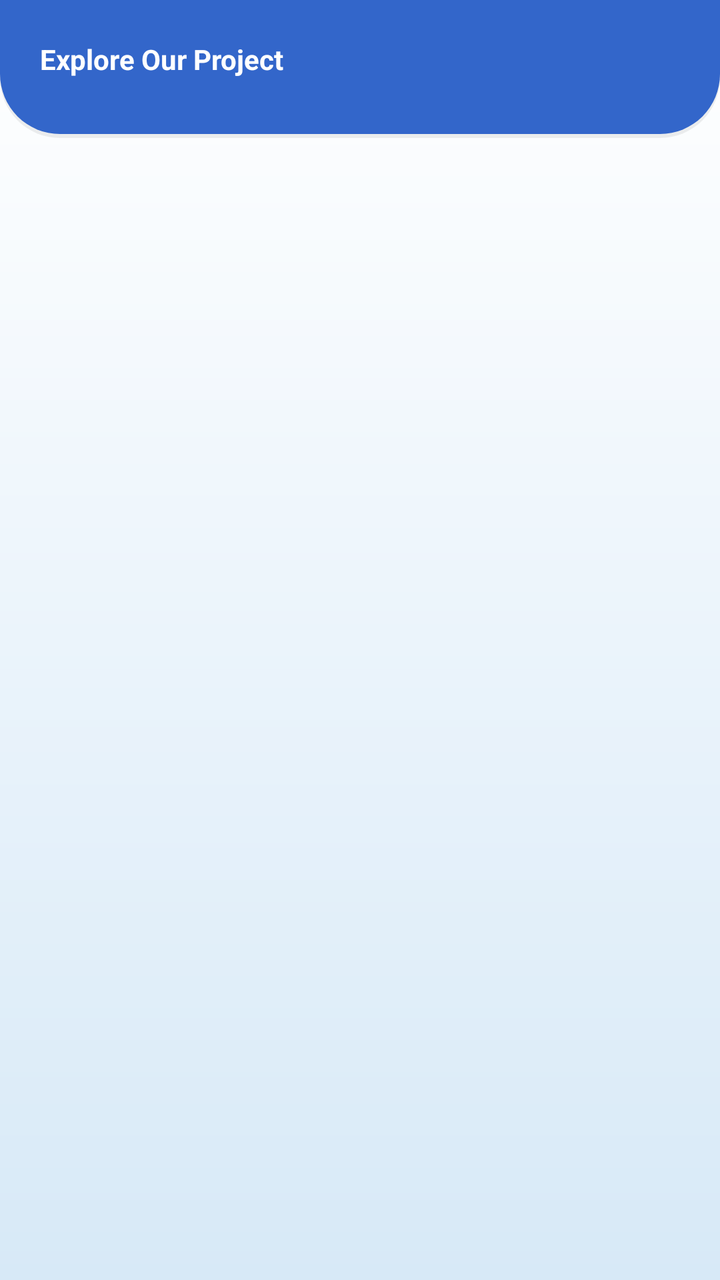
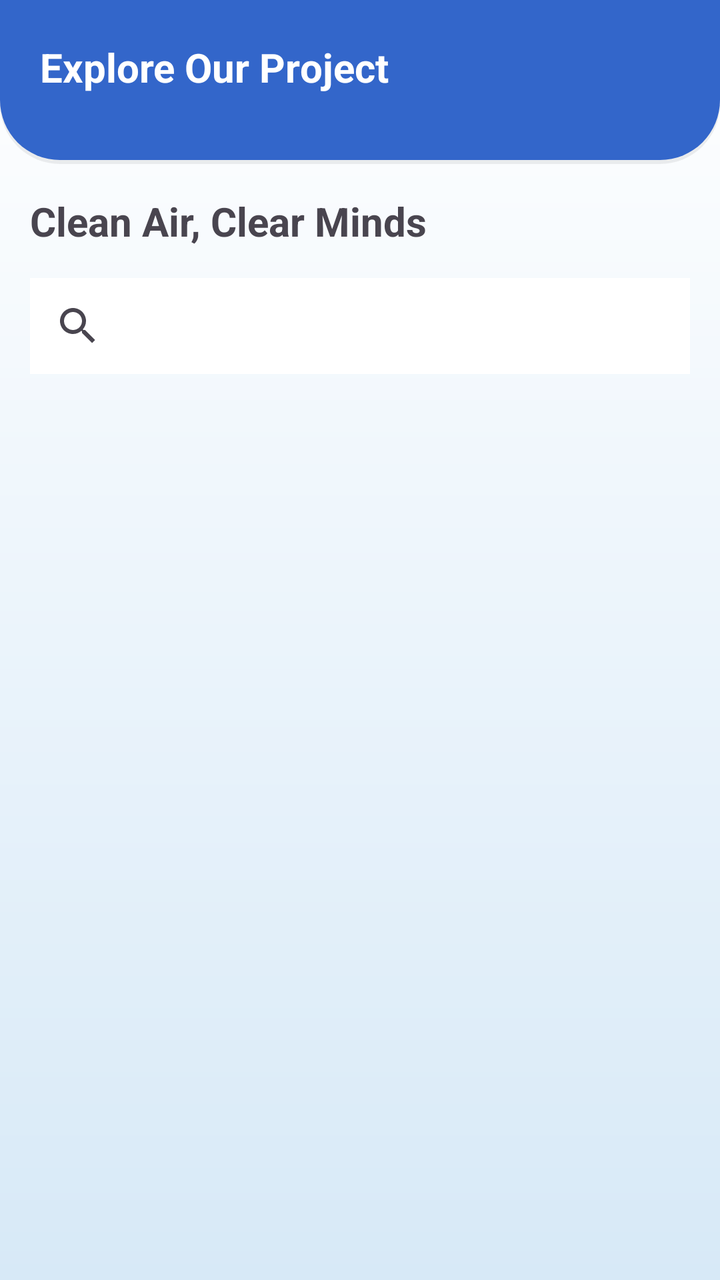

Compare the two renders of this Android layout. The source of the first and the diff that turns it into the second are given below.
<!-- AndroidManifest.xml: application theme Theme.PolluGuard -->
<!-- res/layout/fragment_volunteer.xml -->
<?xml version="1.0" encoding="utf-8"?>
<LinearLayout xmlns:android="http://schemas.android.com/apk/res/android"
    xmlns:app="http://schemas.android.com/apk/res-auto"
    xmlns:tools="http://schemas.android.com/tools"
    android:layout_width="match_parent"
    android:layout_height="match_parent"
    tools:context=".ui.volunteer.VolunteerFragment"
    android:background="@drawable/gradient_background"
    android:orientation="vertical">

    <LinearLayout
        android:layout_width="match_parent"
        android:layout_height="wrap_content"
        android:orientation="vertical"
        android:background="@drawable/blue_background"
        android:padding="20dp">
        <TextView
            android:layout_width="wrap_content"
            android:layout_height="wrap_content"
            android:text="Explore Our Project"
            android:textColor="@color/white"
            android:textStyle="bold"
            android:layout_marginBottom="10dp"/>

        <androidx.recyclerview.widget.RecyclerView
            android:id="@+id/rv_previewProject"
            android:layout_width="wrap_content"
            android:layout_height="wrap_content" />
    </LinearLayout>

</LinearLayout>
<!-- resources referenced by this layout -->
<resources>
  <color name="white">#FFFFFFFF</color>
  <!-- drawable blue_background (drawable) -->
  <?xml version="1.0" encoding="utf-8"?>
  <layer-list xmlns:android="http://schemas.android.com/apk/res/android">
      <item android:top="4dp">
          <shape>
              <solid android:color="#11000000"/>
              <corners
                  android:bottomRightRadius="30dp"
                  android:bottomLeftRadius="30dp"/>
          </shape>
      </item>
  
      <item android:bottom="2dp">
          <shape>
              <solid android:color="@color/blue"/>
              <corners
                  android:bottomRightRadius="30dp"
                  android:bottomLeftRadius="30dp"/>
          </shape>
      </item>
  
  </layer-list>
  <!-- drawable gradient_background (drawable) -->
  <?xml version="1.0" encoding="utf-8"?>
  <shape xmlns:android="http://schemas.android.com/apk/res/android">
      <gradient xmlns:android="http://schemas.android.com/apk/res/android"
          android:angle="270"
          android:startColor="#FFFFFFFF"
          android:endColor="@color/lightBlue"
          android:type="linear" />
  </shape>
  <style name="Theme.PolluGuard" parent="Base.Theme.PolluGuard" />
  <color name="blue">#3366CA</color>
  <color name="lightBlue">#D7E9F7</color>
  <style name="Base.Theme.PolluGuard" parent="Theme.Material3.DayNight.NoActionBar">
          
          
      </style>
</resources>

<!-- the commit's change to res/layout/fragment_volunteer.xml (unified diff, before → after) -->
@@ -20,12 +20,40 @@
             android:text="Explore Our Project"
             android:textColor="@color/white"
             android:textStyle="bold"
-            android:layout_marginBottom="10dp"/>
+            android:textSize="20sp"
+            android:layout_marginBottom="15dp"/>
 
         <androidx.recyclerview.widget.RecyclerView
-            android:id="@+id/rv_previewProject"
+            android:id="@+id/previewRecyclerView"
             android:layout_width="wrap_content"
             android:layout_height="wrap_content" />
     </LinearLayout>
 
+    <TextView
+        android:layout_width="wrap_content"
+        android:layout_height="wrap_content"
+        android:text="Clean Air, Clear Minds"
+        android:textStyle="bold"
+        android:textSize="20sp"
+        android:layout_margin="15dp"/>
+
+    <SearchView
+        android:layout_width="match_parent"
+        android:layout_height="wrap_content"
+        android:background="@color/white"
+        android:layout_marginHorizontal="15dp"/>
+
+
+
+
+
+
+
+
+
+    <androidx.recyclerview.widget.RecyclerView
+        android:id="@+id/projectRecyclerView"
+        android:layout_width="wrap_content"
+        android:layout_height="wrap_content"
+        android:layout_margin="15dp"/>
 </LinearLayout>
